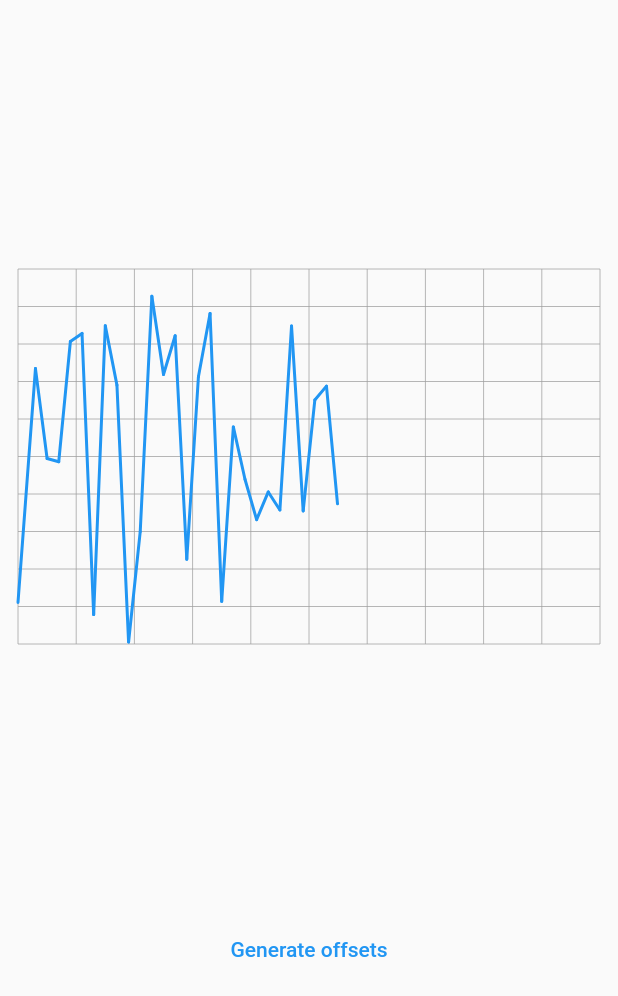
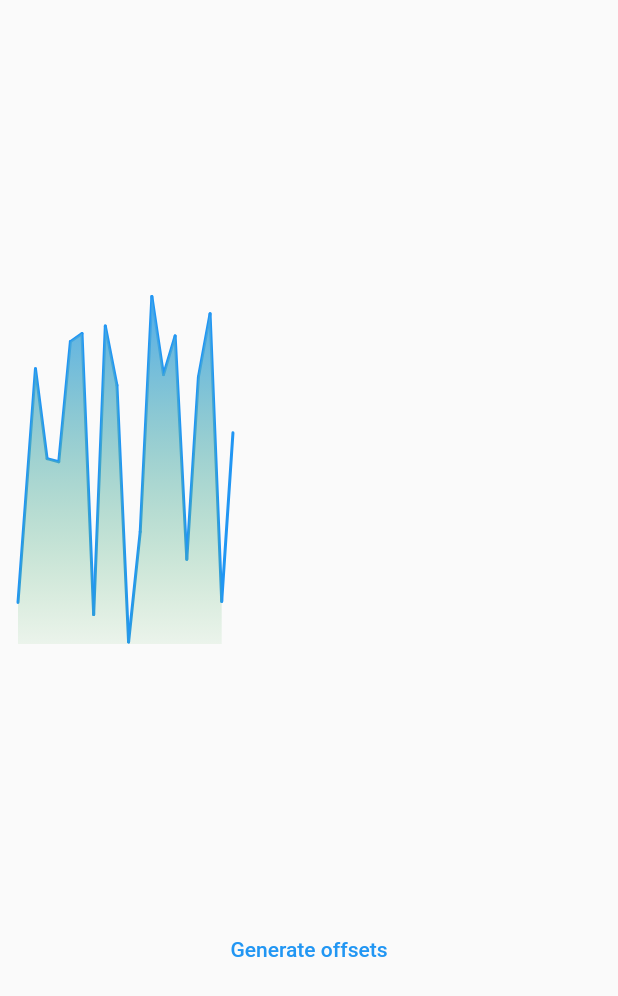
Before and after one commit to vferreirati/Custom-Render-Objects, a Flutter app: the screen it shows after launch, after a tap on "Animated Line Chart", on a phone screen of 412 x 824 dp. Shown: the top 996 px of the screen. Run offline on Flutter 3.47's test engine with Material 2 defaults, Android fonts, the phone set to English and light mode, and no system bars; our stand-ins replace go_router.

```diff
--- a/lib/src/features/line_chart/line_chart_screen.dart
+++ b/lib/src/features/line_chart/line_chart_screen.dart
@@ -21,12 +21,13 @@ class _LineChartScreenState extends State<LineChartScreen>
   @override
   void initState() {
     super.initState();
-    _generateOffsets();
 
     _controller = AnimationController(
       vsync: this,
-      duration: const Duration(seconds: 2),
+      duration: const Duration(seconds: 3),
     )..forward();
+
+    _generateOffsets();
   }
 
   @override
@@ -51,7 +52,14 @@ class _LineChartScreenState extends State<LineChartScreen>
               builder: (context, child) => LineChart(
                 offsets: offsets,
                 lineColor: Colors.blue,
-                pointColor: Colors.blue[100]!,
+                lineGradient: LinearGradient(
+                  colors: [
+                    Colors.blue[400]!,
+                    Colors.green[400]!.withOpacity(0.1),
+                  ],
+                  begin: Alignment.topCenter,
+                  end: Alignment.bottomCenter,
+                ),
                 animationScale: _controller.value,
               ),
             ),
@@ -85,15 +93,17 @@ class _LineChartScreenState extends State<LineChartScreen>
 class LineChart extends StatelessWidget {
   final List<Offset> offsets;
   final Color lineColor;
-  final Color pointColor;
   final double animationScale;
+  final int sectionCount;
+  final Gradient lineGradient;
 
   const LineChart({
     super.key,
     required this.offsets,
-    required this.pointColor,
     required this.lineColor,
+    required this.lineGradient,
     this.animationScale = 1.0,
+    this.sectionCount = 10,
   });
 
   @override
@@ -102,8 +112,9 @@ class LineChart extends StatelessWidget {
       painter: LineChartPainter(
         lineColor: lineColor,
         offsets: offsets,
-        pointColor: pointColor,
         animationScale: animationScale,
+        sectionCount: sectionCount,
+        lineGradient: lineGradient,
       ),
     );
   }
@@ -111,16 +122,18 @@ class LineChart extends StatelessWidget {
 
 class LineChartPainter extends CustomPainter {
   final Color lineColor;
-  final Color pointColor;
   final List<Offset> offsets;
   final double animationScale;
+  final int sectionCount;
+  final Gradient lineGradient;
 
   LineChartPainter({
     super.repaint,
     required this.lineColor,
     required this.offsets,
-    required this.pointColor,
+    required this.lineGradient,
     this.animationScale = 1.0,
+    this.sectionCount = 10,
   });
 
   Paint get _linePaint => Paint()
@@ -128,29 +141,41 @@ class LineChartPainter extends CustomPainter {
     ..strokeWidth = 2.0
     ..strokeCap = StrokeCap.round;
 
-  Paint get _containerPaint => Paint()
-    ..color = Colors.grey
-    ..strokeWidth = 0.5
-    ..style = PaintingStyle.stroke;
-
   @override
   void paint(Canvas canvas, Size size) {
     final totalWidth = size.width;
     final totalHeight = size.height;
 
-    final offsetWidth = totalWidth / offsets.length;
     final maxY = offsets
-        .map((e) => e.dy.floor())
+        .map((e) => e.dy)
         .reduce((value, element) => max(value, element));
+    final minY = offsets
+        .map((e) => e.dy)
+        .reduce((value, element) => min(value, element));
+
+    drawLine(
+      canvas: canvas,
+      height: totalHeight,
+      width: totalWidth,
+      maxY: maxY,
+      minY: minY,
+    );
+  }
+
+  void drawLine({
+    required Canvas canvas,
+    required double height,
+    required double width,
+    required double maxY,
+    required double minY,
+  }) {
+    final offsetWidth = width / offsets.length;
 
     final steps = offsets.length - 1;
     final stepDuration = 1.0 / steps;
 
-    drawContainer(
-      height: totalHeight,
-      width: totalWidth,
-      canvas: canvas,
-    );
+    final path = Path();
+    late Offset lastOffset;
 
     for (int i = 0; i < offsets.length; i++) {
       final hasNext = i + 1 < offsets.length;
@@ -167,11 +192,11 @@ class LineChartPainter extends CustomPainter {
       final stepInterpolator = stepAnimationScale / stepDuration;
 
       final x1 = (pointA.dx * offsetWidth) + (i > 0 ? offsetWidth / 2 : 0);
-      final y1 = yToLocal(pointA.dy, totalHeight, maxY);
+      final y1 = yToLocal(pointA.dy, height, maxY);
 
       double x2 = (pointB.dx * offsetWidth) +
           (i + 2 == offsets.length ? offsetWidth : offsetWidth / 2);
-      double y2 = yToLocal(pointB.dy, totalHeight, maxY);
+      double y2 = yToLocal(pointB.dy, height, maxY);
 
       // Current animation scale is between the start and end
       // Meaning that the line will not be completely drawn
@@ -187,31 +212,25 @@ class LineChartPainter extends CustomPainter {
       final offsetB = Offset(x2, y2);
 
       canvas.drawLine(offsetA, offsetB, _linePaint);
+
+      if (i == 0) {
+        path.moveTo(x1, y1);
+      } else {
+        path.lineTo(x1, y1);
+        if (i == offsets.length - 2) path.lineTo(x2, y2);
+      }
+
+      lastOffset = i == offsets.length - 2 ? offsetB : offsetA;
     }
-  }
 
-  void drawContainer({
-    required double height,
-    required double width,
-    required Canvas canvas,
-  }) {
-    const count = 10;
-    final widthOffset = width / count;
-    final heightOffset = height / count;
+    path.lineTo(lastOffset.dx, height);
+    path.lineTo(0.0, height);
+    path.close();
 
-    for (int i = 0; i <= count; i++) {
-      // Vertical lines
-      final xVertPos = widthOffset * i;
-      final vertStart = Offset(xVertPos, 0.0);
-      final vertEnd = Offset(xVertPos, height);
-      canvas.drawLine(vertStart, vertEnd, _containerPaint);
+    final rect = const Offset(0, 0) & Size(width, height);
+    final paint = Paint()..shader = lineGradient.createShader(rect);
 
-      // Horizontal lines
-      final yPos = heightOffset * i;
-      final horStart = Offset(0.0, yPos);
-      final horEnd = Offset(width, yPos);
-      canvas.drawLine(horStart, horEnd, _containerPaint);
-    }
+    canvas.drawPath(path, paint);
   }
 
   @override
@@ -221,11 +240,33 @@ class LineChartPainter extends CustomPainter {
       oldDelegate.lineColor != lineColor ||
       oldDelegate.offsets != offsets ||
       oldDelegate.animationScale != animationScale ||
-      oldDelegate.pointColor != pointColor;
+      oldDelegate.lineGradient != lineGradient;
 
-  double yToLocal(double y, double availableHeight, int maxY) {
+  double yToLocal(
+    double y,
+    double availableHeight,
+    double maxY,
+  ) {
     final localY = (y * availableHeight) / maxY;
 
     return availableHeight - localY;
   }
+
+  double calculateLinearIncrement({
+    required double minValue,
+    required double maxValue,
+    required int numberOfIncrements,
+  }) {
+    if (numberOfIncrements <= 1) {
+      return 0.0;
+    }
+
+    double range = maxValue - minValue;
+
+    double increment = range / (numberOfIncrements - 1);
+
+    increment = increment.roundToDouble();
+
+    return increment;
+  }
 }
```
